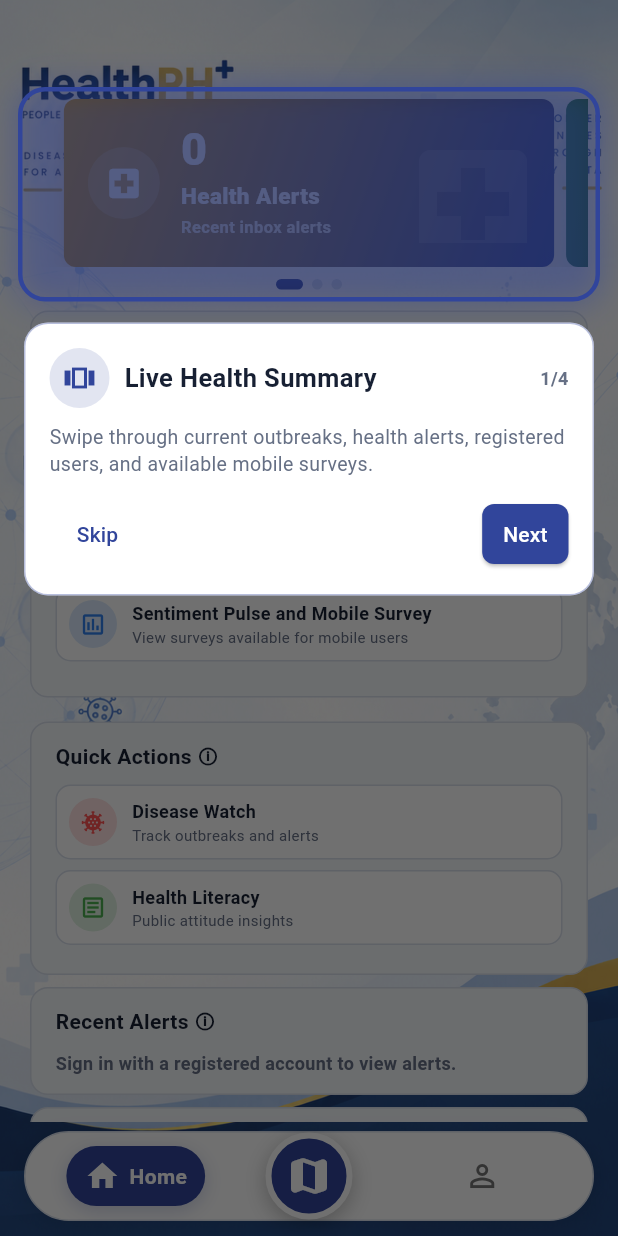
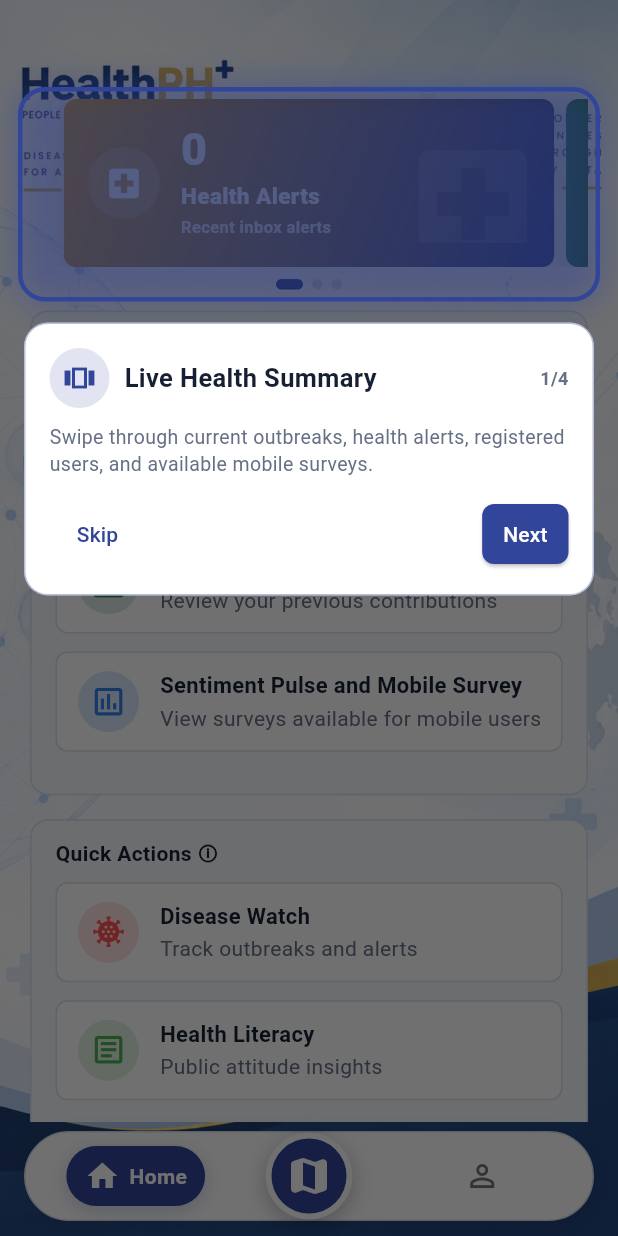
Before and after one commit to 008yam/HealthPH_Plus, a Flutter app: the MainPage screen opened directly, on a phone screen of 412 x 824 dp. Run offline on Flutter 3.47's test engine with Material 3 defaults, Android fonts, the light colour scheme and no system bars; drawn by our look-alikes of marquee; our stand-ins replace flutter_map, flutter_secure_storage, latlong2, local_auth, share_plus, shared_preferences and 2 more; accounts and stored records are empty; network calls fail.

Commit message:
Improve profile sections and home action tiles with scrolling subtitles

```diff
--- a/lib/main_page.dart
+++ b/lib/main_page.dart
@@ -17,6 +17,7 @@
 import 'services/profile_store.dart';
 import 'widgets/app_skeleton.dart';
 import 'localization/app_translations.dart';
+import 'package:marquee/marquee.dart';
 
 //import 'pages/map_page.dart';
 //import 'widgets/floating_navbar.dart';
@@ -996,50 +997,123 @@
 
   @override
   Widget build(BuildContext context) {
+    final isTablet = Responsive.isTablet(context);
+    final titleSize = isTablet ? 17.0 : 15.0;
+    final subtitleSize = isTablet ? 16.0 : 14.0;
+    final scaler = MediaQuery.textScalerOf(context);
+    final titleHeight = scaler.scale(titleSize) * 1.3;
+    final subtitleHeight = scaler.scale(subtitleSize) * 1.3;
+    final iconExtent = titleHeight + 3 + subtitleHeight;
     return Container(
-      margin: const EdgeInsets.only(bottom: 7),
+      margin: const EdgeInsets.only(bottom: 12),
       child: InkWell(
-        borderRadius: BorderRadius.circular(5),
+        borderRadius: BorderRadius.circular(8),
         onTap: onTap,
         child: Container(
-          padding: const EdgeInsets.all(8),
+          padding: EdgeInsets.symmetric(
+            horizontal: isTablet ? 20 : 14,
+            vertical: isTablet ? 16 : 12,
+          ),
           decoration: BoxDecoration(
             color: Colors.white,
             border: Border.all(color: AppTheme.border),
-            borderRadius: BorderRadius.circular(10),
+            borderRadius: BorderRadius.circular(8),
           ),
           child: Row(
+            crossAxisAlignment: CrossAxisAlignment.center,
             children: [
-              CircleAvatar(
-                radius: 16,
-                backgroundColor: iconColor.withValues(alpha: 0.18),
-                child: Icon(icon, size: 18, color: iconColor),
+              Container(
+                width: iconExtent,
+                height: iconExtent,
+                decoration: BoxDecoration(
+                  color: iconColor.withValues(alpha: 0.18),
+                  shape: BoxShape.circle,
+                ),
+                child: Icon(icon, size: iconExtent * 0.60, color: iconColor),
               ),
-
-              const SizedBox(width: 10),
-
+              const SizedBox(width: 14),
               Expanded(
                 child: Column(
-                  crossAxisAlignment: CrossAxisAlignment.start,
+                  crossAxisAlignment: CrossAxisAlignment.stretch,
                   children: [
-                    Text(
-                      context.tr(title),
-                      maxLines: 1,
-                      overflow: TextOverflow.ellipsis,
-                      style: const TextStyle(
-                        color: AppTheme.text,
-                        fontWeight: FontWeight.bold,
-                        fontSize: 12,
+                    SizedBox(
+                      height: titleHeight,
+                      child: FittedBox(
+                        fit: BoxFit.scaleDown,
+                        alignment: AlignmentDirectional.centerStart,
+                        child: Text(
+                          context.tr(title),
+                          maxLines: 1,
+                          softWrap: false,
+                          style: TextStyle(
+                            color: AppTheme.text,
+                            fontWeight: FontWeight.bold,
+                            fontSize: titleSize,
+                            height: 1.3,
+                          ),
+                        ),
                       ),
                     ),
+                    const SizedBox(height: 3),
+                    SizedBox(
+                      height: subtitleHeight,
+                      child: LayoutBuilder(
+                        builder: (context, constraints) {
+                          final text = context.tr(subtitle);
+                          final direction = Directionality.of(context);
+                          final style = DefaultTextStyle.of(context).style
+                              .copyWith(
+                                color: AppTheme.mutedText,
+                                fontSize: subtitleSize,
+                                height: 1.3,
+                              );
+                          final painter = TextPainter(
+                            text: TextSpan(text: text, style: style),
+                            textDirection: direction,
+                            textScaler: scaler,
+                            maxLines: 1,
+                          )..layout();
+                          final overflows =
+                              painter.width > constraints.maxWidth;
+                          painter.dispose();
+                          final reduceMotion = MediaQuery.of(
+                            context,
+                          ).disableAnimations;
 
-                    Text(
-                      context.tr(subtitle),
-                      maxLines: 2,
-                      overflow: TextOverflow.ellipsis,
-                      style: const TextStyle(
-                        color: AppTheme.mutedText,
-                        fontSize: 10,
+                          return Tooltip(
+                            message: text,
+                            child: !overflows || reduceMotion
+                                ? Text(
+                                    text,
+                                    maxLines: 1,
+                                    overflow: TextOverflow.ellipsis,
+                                    style: style,
+                                  )
+                                : Semantics(
+                                    label: text,
+                                    excludeSemantics: true,
+                                    child: Marquee(
+                                      // Restart measurements when locale, width or text scale changes.
+                                      key: ValueKey((
+                                        text,
+                                        constraints.maxWidth,
+                                        scaler.scale(subtitleSize),
+                                        direction,
+                                      )),
+                                      text: text,
+                                      style: style,
+                                      textDirection: direction,
+                                      textScaleFactor:
+                                          scaler.scale(subtitleSize) /
+                                          subtitleSize,
+                                      velocity: 25,
+                                      blankSpace: 40,
+                                      startAfter: const Duration(seconds: 1),
+                                      pauseAfterRound: Duration.zero,
+                                    ),
+                                  ),
+                          );
+                        },
                       ),
                     ),
                   ],
--- a/pubspec.yaml
+++ b/pubspec.yaml
@@ -47,6 +47,7 @@
   latlong2: ^0.10.1
   shared_preferences: ^2.5.5
   flutter_secure_storage: ^11.2.0
+  marquee: ^2.3.0
 
 dev_dependencies:
   flutter_test:
```
Also changed, not shown: lib/pages/settings_page.dart (+32 -7 lines), lib/theme/app_theme.dart (+8 -0 lines), pubspec.lock, 1 other file.
